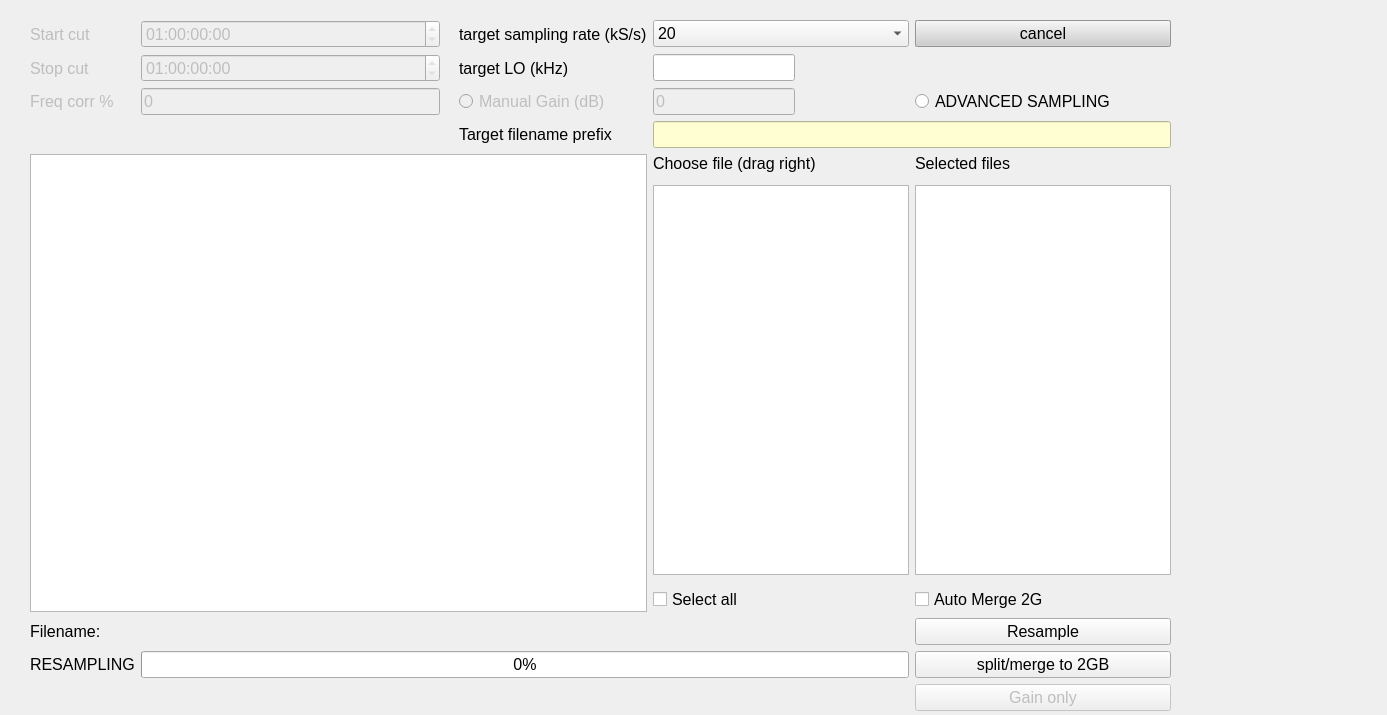
Above: sources/resampler/ressources/resampler_widget.ui from schaten/COHIWizard before the change. Below: the same form after it.
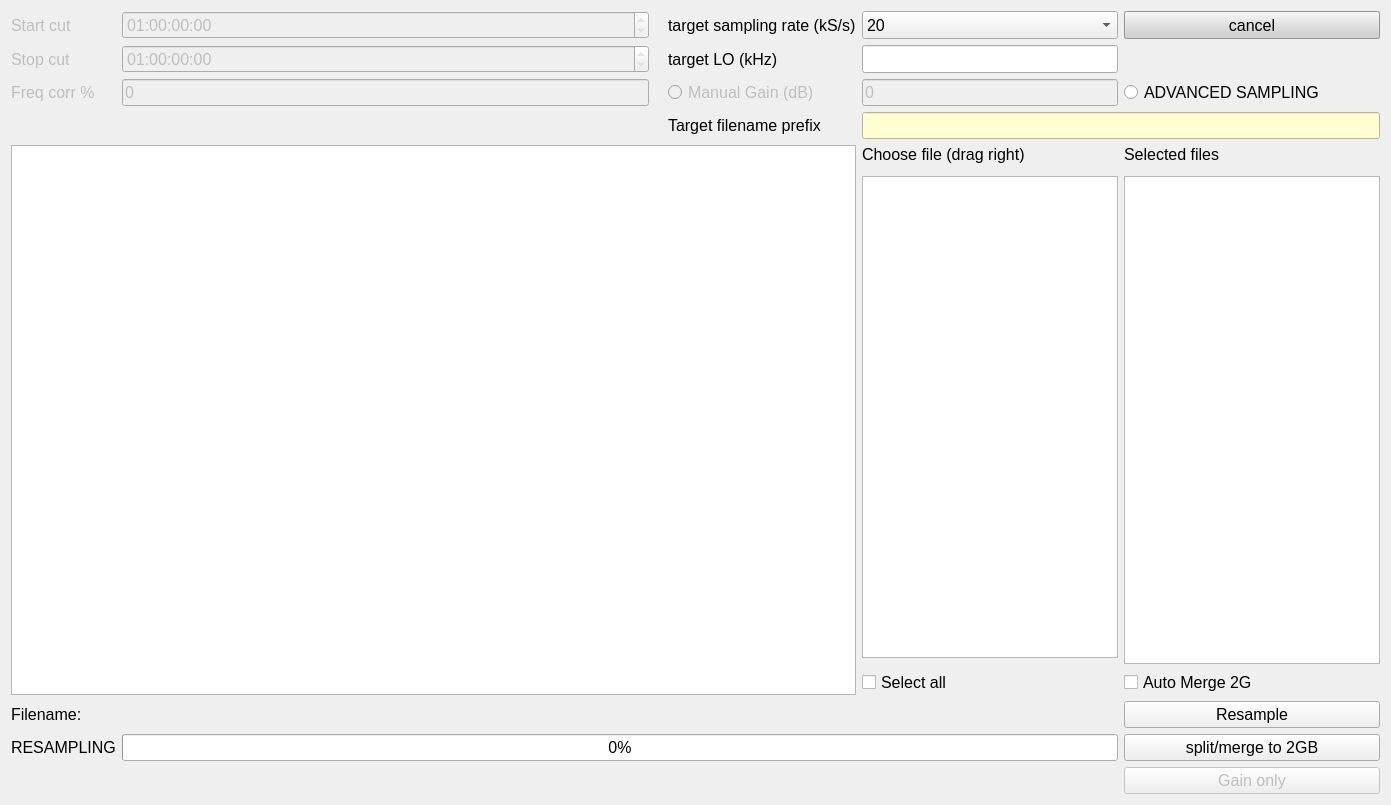
That is the form after the change.

```diff
--- a/sources/resampler/ressources/resampler_widget.ui
+++ b/sources/resampler/ressources/resampler_widget.ui
@@ -6,23 +6,19 @@
    <rect>
     <x>0</x>
     <y>0</y>
-    <width>1387</width>
-    <height>715</height>
+    <width>1391</width>
+    <height>805</height>
    </rect>
   </property>
   <property name="windowTitle">
    <string>Form</string>
   </property>
-  <widget class="QWidget" name="gridLayoutWidget_4">
-   <property name="geometry">
-    <rect>
-     <x>30</x>
-     <y>20</y>
-     <width>1141</width>
-     <height>691</height>
-    </rect>
-   </property>
+  <layout class="QGridLayout" name="gridLayout">
+   <item row="0" column="0">
    <layout class="QGridLayout" name="gridLayout_5">
+     <property name="sizeConstraint">
+      <enum>QLayout::SetDefaultConstraint</enum>
+     </property>
     <item row="4" column="1">
      <widget class="QLineEdit" name="lineEdit_2">
       <property name="enabled">
@@ -52,6 +48,12 @@
     </item>
     <item row="14" column="0">
      <widget class="QLabel" name="label_36">
+       <property name="sizePolicy">
+        <sizepolicy hsizetype="Minimum" vsizetype="Preferred">
+         <horstretch>0</horstretch>
+         <verstretch>0</verstretch>
+        </sizepolicy>
+       </property>
       <property name="font">
        <font>
         <pointsize>12</pointsize>
@@ -64,6 +66,12 @@
     </item>
     <item row="14" column="1" colspan="4">
      <widget class="QProgressBar" name="progressBar_resample">
+       <property name="sizePolicy">
+        <sizepolicy hsizetype="Minimum" vsizetype="Fixed">
+         <horstretch>0</horstretch>
+         <verstretch>0</verstretch>
+        </sizepolicy>
+       </property>
       <property name="font">
        <font>
         <pointsize>12</pointsize>
@@ -77,7 +85,7 @@
     <item row="10" column="4">
      <widget class="QListWidget" name="listWidget_sourcelist_2">
       <property name="sizePolicy">
-       <sizepolicy hsizetype="Preferred" vsizetype="Expanding">
+        <sizepolicy hsizetype="Minimum" vsizetype="Expanding">
         <horstretch>0</horstretch>
         <verstretch>0</verstretch>
        </sizepolicy>
@@ -109,6 +117,12 @@
     </item>
     <item row="8" column="5">
      <widget class="QLabel" name="label_38">
+       <property name="sizePolicy">
+        <sizepolicy hsizetype="Minimum" vsizetype="Minimum">
+         <horstretch>0</horstretch>
+         <verstretch>0</verstretch>
+        </sizepolicy>
+       </property>
       <property name="font">
        <font>
         <pointsize>12</pointsize>
@@ -122,7 +136,7 @@
     <item row="8" column="4">
      <widget class="QLabel" name="label_41">
       <property name="sizePolicy">
-       <sizepolicy hsizetype="Preferred" vsizetype="Preferred">
+        <sizepolicy hsizetype="Minimum" vsizetype="Minimum">
         <horstretch>0</horstretch>
         <verstretch>0</verstretch>
        </sizepolicy>
@@ -146,6 +160,12 @@
     </item>
     <item row="2" column="3">
      <widget class="QLabel" name="label_31">
+       <property name="sizePolicy">
+        <sizepolicy hsizetype="Minimum" vsizetype="Minimum">
+         <horstretch>0</horstretch>
+         <verstretch>0</verstretch>
+        </sizepolicy>
+       </property>
       <property name="font">
        <font>
         <pointsize>12</pointsize>
@@ -164,6 +184,12 @@
       <property name="enabled">
        <bool>true</bool>
       </property>
+       <property name="sizePolicy">
+        <sizepolicy hsizetype="Minimum" vsizetype="Minimum">
+         <horstretch>0</horstretch>
+         <verstretch>0</verstretch>
+        </sizepolicy>
+       </property>
       <property name="font">
        <font>
         <pointsize>12</pointsize>
@@ -216,6 +242,12 @@
     </item>
     <item row="13" column="0">
      <widget class="QLabel" name="label_30">
+       <property name="sizePolicy">
+        <sizepolicy hsizetype="Minimum" vsizetype="Preferred">
+         <horstretch>0</horstretch>
+         <verstretch>0</verstretch>
+        </sizepolicy>
+       </property>
       <property name="font">
        <font>
         <pointsize>12</pointsize>
@@ -226,35 +258,14 @@
       </property>
      </widget>
     </item>
-    <item row="10" column="5">
-     <widget class="QListWidget" name="listWidget_playlist_2">
-      <property name="sizePolicy">
-       <sizepolicy hsizetype="Preferred" vsizetype="Expanding">
-        <horstretch>0</horstretch>
-        <verstretch>0</verstretch>
-       </sizepolicy>
-      </property>
-      <property name="font">
-       <font>
-        <pointsize>7</pointsize>
-       </font>
-      </property>
-      <property name="dragEnabled">
-       <bool>false</bool>
-      </property>
-      <property name="dragDropMode">
-       <enum>QAbstractItemView::DragDrop</enum>
-      </property>
-      <property name="defaultDropAction">
-       <enum>Qt::MoveAction</enum>
-      </property>
-      <property name="selectionMode">
-       <enum>QAbstractItemView::SingleSelection</enum>
-      </property>
-     </widget>
-    </item>
     <item row="3" column="3">
      <widget class="QLabel" name="label_29">
+       <property name="sizePolicy">
+        <sizepolicy hsizetype="Minimum" vsizetype="Minimum">
+         <horstretch>0</horstretch>
+         <verstretch>0</verstretch>
+        </sizepolicy>
+       </property>
       <property name="font">
        <font>
         <pointsize>12</pointsize>
@@ -274,7 +285,7 @@
        <bool>false</bool>
       </property>
       <property name="sizePolicy">
-       <sizepolicy hsizetype="Fixed" vsizetype="Fixed">
+        <sizepolicy hsizetype="Minimum" vsizetype="Minimum">
         <horstretch>0</horstretch>
         <verstretch>0</verstretch>
        </sizepolicy>
@@ -310,7 +321,7 @@
        <bool>true</bool>
       </property>
       <property name="sizePolicy">
-       <sizepolicy hsizetype="Fixed" vsizetype="Fixed">
+        <sizepolicy hsizetype="Minimum" vsizetype="Minimum">
         <horstretch>0</horstretch>
         <verstretch>0</verstretch>
        </sizepolicy>
@@ -333,6 +344,12 @@
       <property name="enabled">
        <bool>false</bool>
       </property>
+       <property name="sizePolicy">
+        <sizepolicy hsizetype="Minimum" vsizetype="Minimum">
+         <horstretch>0</horstretch>
+         <verstretch>0</verstretch>
+        </sizepolicy>
+       </property>
       <property name="font">
        <font>
         <pointsize>12</pointsize>
@@ -348,6 +365,12 @@
     </item>
     <item row="8" column="0" rowspan="5" colspan="4">
      <widget class="QGraphicsView" name="graphicsView_resample">
+       <property name="sizePolicy">
+        <sizepolicy hsizetype="Minimum" vsizetype="Expanding">
+         <horstretch>0</horstretch>
+         <verstretch>0</verstretch>
+        </sizepolicy>
+       </property>
       <property name="contextMenuPolicy">
        <enum>Qt::NoContextMenu</enum>
       </property>
@@ -394,6 +417,12 @@
       <property name="enabled">
        <bool>false</bool>
       </property>
+       <property name="sizePolicy">
+        <sizepolicy hsizetype="Minimum" vsizetype="Minimum">
+         <horstretch>0</horstretch>
+         <verstretch>0</verstretch>
+        </sizepolicy>
+       </property>
       <property name="font">
        <font>
         <pointsize>12</pointsize>
@@ -406,6 +435,12 @@
     </item>
     <item row="4" column="5">
      <widget class="QRadioButton" name="radioButton_advanced_sampling">
+       <property name="sizePolicy">
+        <sizepolicy hsizetype="Minimum" vsizetype="Minimum">
+         <horstretch>0</horstretch>
+         <verstretch>0</verstretch>
+        </sizepolicy>
+       </property>
       <property name="font">
        <font>
         <pointsize>12</pointsize>
@@ -427,6 +462,12 @@
       <property name="enabled">
        <bool>false</bool>
       </property>
+       <property name="sizePolicy">
+        <sizepolicy hsizetype="Minimum" vsizetype="Minimum">
+         <horstretch>0</horstretch>
+         <verstretch>0</verstretch>
+        </sizepolicy>
+       </property>
       <property name="font">
        <font>
         <pointsize>12</pointsize>
@@ -445,6 +486,12 @@
     </item>
     <item row="5" column="3">
      <widget class="QLabel" name="label_resample_targetfilename">
+       <property name="sizePolicy">
+        <sizepolicy hsizetype="Minimum" vsizetype="Minimum">
+         <horstretch>0</horstretch>
+         <verstretch>0</verstretch>
+        </sizepolicy>
+       </property>
       <property name="font">
        <font>
         <pointsize>12</pointsize>
@@ -461,7 +508,7 @@
        <bool>true</bool>
       </property>
       <property name="sizePolicy">
-       <sizepolicy hsizetype="Preferred" vsizetype="Fixed">
+        <sizepolicy hsizetype="Minimum" vsizetype="Minimum">
         <horstretch>0</horstretch>
         <verstretch>0</verstretch>
        </sizepolicy>
@@ -653,6 +700,12 @@
     </item>
     <item row="2" column="5">
      <widget class="QPushButton" name="pushButton_resample_cancel">
+       <property name="sizePolicy">
+        <sizepolicy hsizetype="Minimum" vsizetype="Minimum">
+         <horstretch>0</horstretch>
+         <verstretch>0</verstretch>
+        </sizepolicy>
+       </property>
       <property name="palette">
        <palette>
         <active>
@@ -1001,8 +1054,36 @@
       </property>
      </widget>
     </item>
-   </layout>
-  </widget>
+     <item row="10" column="5" rowspan="2">
+      <widget class="QListWidget" name="listWidget_playlist_2">
+       <property name="sizePolicy">
+        <sizepolicy hsizetype="Minimum" vsizetype="Expanding">
+         <horstretch>0</horstretch>
+         <verstretch>0</verstretch>
+        </sizepolicy>
+       </property>
+       <property name="font">
+        <font>
+         <pointsize>7</pointsize>
+        </font>
+       </property>
+       <property name="dragEnabled">
+        <bool>false</bool>
+       </property>
+       <property name="dragDropMode">
+        <enum>QAbstractItemView::DragDrop</enum>
+       </property>
+       <property name="defaultDropAction">
+        <enum>Qt::MoveAction</enum>
+       </property>
+       <property name="selectionMode">
+        <enum>QAbstractItemView::SingleSelection</enum>
+       </property>
+      </widget>
+     </item>
+    </layout>
+   </item>
+  </layout>
  </widget>
  <resources/>
  <connections/>
```
Lines whose indentation alone changed are shown as unchanged.
